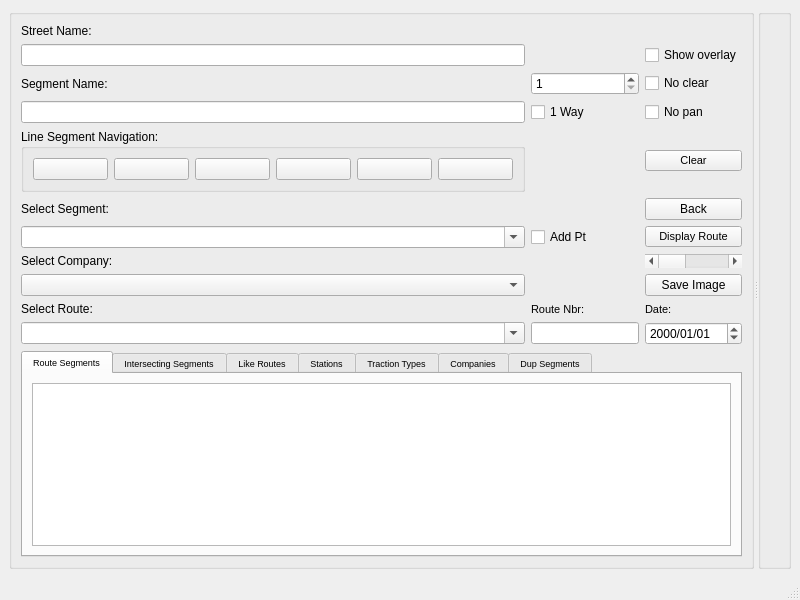
Qt form mapper_app/ui/mainwindow.ui (allenck/mapper) before a commit.
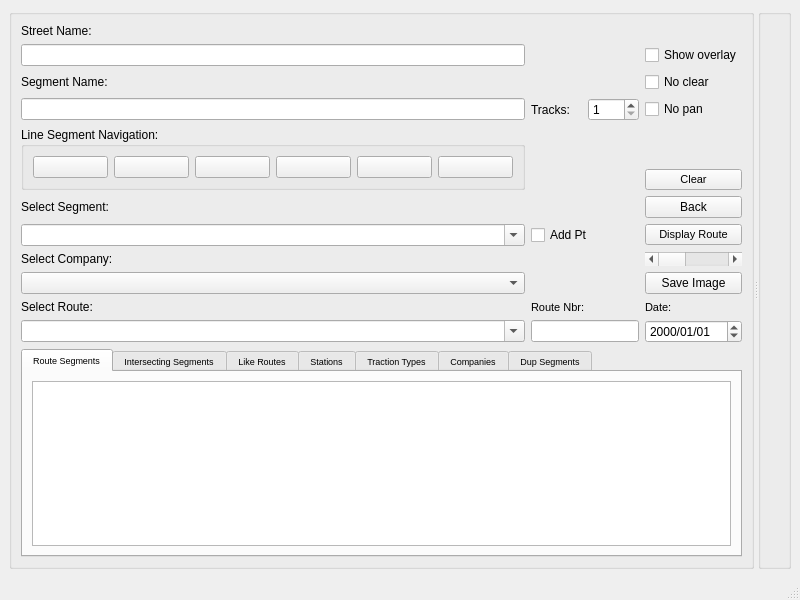
The same form after that commit. Icons and pictures are not drawn. Custom widgets are drawn as their Qt base class.

Patch:
```diff
--- a/mapper_app/ui/mainwindow.ui
+++ b/mapper_app/ui/mainwindow.ui
@@ -40,8 +40,6 @@
        <property name="title">
         <string/>
        </property>
-       <layout class="QVBoxLayout" name="verticalLayout_3">
-        <item>
          <layout class="QGridLayout" name="gridLayout">
           <item row="0" column="0">
            <widget class="QLabel" name="label_6">
@@ -57,6 +55,16 @@
             </property>
            </widget>
           </item>
+        <item row="1" column="3">
+         <widget class="QCheckBox" name="chkShowOverlay">
+          <property name="toolTip">
+           <string>&lt;html&gt;&lt;head/&gt;&lt;body&gt;&lt;p&gt;Show an overlay over the current map type display. &lt;/p&gt;&lt;/body&gt;&lt;/html&gt;</string>
+          </property>
+          <property name="text">
+           <string>Show overlay</string>
+          </property>
+         </widget>
+        </item>
           <item row="2" column="0">
            <widget class="QLabel" name="lblSegment">
             <property name="text">
@@ -64,14 +72,54 @@
             </property>
            </widget>
           </item>
+        <item row="2" column="3">
+         <widget class="QCheckBox" name="chkNoClear">
+          <property name="toolTip">
+           <string>&lt;html&gt;&lt;head/&gt;&lt;body&gt;&lt;p&gt;If checked, the map display will not be cleared of displayed routes when a new route is displayed with &amp;quot;Display Route&amp;quot;.&lt;/p&gt;&lt;/body&gt;&lt;/html&gt;</string>
+          </property>
+          <property name="text">
+           <string>No clear</string>
+          </property>
+         </widget>
+        </item>
+        <item row="3" column="0">
+         <widget class="QLineEdit" name="txtSegment">
+          <property name="toolTip">
+           <string>&lt;html&gt;&lt;head/&gt;&lt;body&gt;&lt;p&gt;Edit to change the current segment's description. Should be in the form: &amp;lt;street name&amp;gt;, &amp;lt;street 1&amp;gt; to &amp;lt;street 2&amp;gt;.&lt;/p&gt;&lt;/body&gt;&lt;/html&gt;</string>
+          </property>
+         </widget>
+        </item>
           <item row="3" column="1">
-           <widget class="QCheckBox" name="chkOneWay">
+         <widget class="QLabel" name="label_8">
             <property name="text">
-             <string>1 Way</string>
+           <string>Tracks:</string>
             </property>
            </widget>
           </item>
-          <item row="4" column="0">
+        <item row="3" column="2">
+         <widget class="QSpinBox" name="sbTracks">
+          <property name="toolTip">
+           <string>&lt;html&gt;&lt;head/&gt;&lt;body&gt;&lt;p&gt;Number of tracks 1 or 2&lt;/p&gt;&lt;/body&gt;&lt;/html&gt;</string>
+          </property>
+          <property name="minimum">
+           <number>1</number>
+          </property>
+          <property name="maximum">
+           <number>2</number>
+          </property>
+         </widget>
+        </item>
+        <item row="3" column="3">
+         <widget class="QCheckBox" name="chkNoPan">
+          <property name="toolTip">
+           <string>&lt;html&gt;&lt;head/&gt;&lt;body&gt;&lt;p&gt;If checked, map will not be panned or repositioned when a new route is displayed. &lt;/p&gt;&lt;/body&gt;&lt;/html&gt;</string>
+          </property>
+          <property name="text">
+           <string>No pan</string>
+          </property>
+         </widget>
+        </item>
+        <item row="4" column="0" rowspan="2">
            <widget class="QGroupBox" name="gbSegmentNavigation">
             <property name="toolTip">
              <string>Go to beginning.</string>
@@ -203,14 +251,46 @@
             </layout>
            </widget>
           </item>
-          <item row="5" column="0">
+        <item row="4" column="1">
+         <widget class="QLabel" name="lblPoint">
+          <property name="text">
+           <string/>
+          </property>
+         </widget>
+        </item>
+        <item row="5" column="3">
+         <widget class="QPushButton" name="btnClear">
+          <property name="font">
+           <font>
+            <pointsize>8</pointsize>
+           </font>
+          </property>
+          <property name="toolTip">
+           <string>&lt;html&gt;&lt;head/&gt;&lt;body&gt;&lt;p&gt;Clear all displayed routes from map display. &lt;/p&gt;&lt;/body&gt;&lt;/html&gt;</string>
+          </property>
+          <property name="text">
+           <string>Clear</string>
+          </property>
+         </widget>
+        </item>
+        <item row="6" column="0">
            <widget class="QLabel" name="label_4">
             <property name="text">
              <string>Select Segment:</string>
             </property>
            </widget>
           </item>
-          <item row="6" column="0">
+        <item row="6" column="3">
+         <widget class="QPushButton" name="btnBack">
+          <property name="toolTip">
+           <string>Back one page</string>
+          </property>
+          <property name="text">
+           <string>Back</string>
+          </property>
+         </widget>
+        </item>
+        <item row="7" column="0">
            <widget class="CComboBox" name="cbSegments">
             <property name="contextMenuPolicy">
              <enum>Qt::ActionsContextMenu</enum>
@@ -223,7 +303,73 @@
             </property>
            </widget>
           </item>
-          <item row="9" column="1">
+        <item row="7" column="1" colspan="2">
+         <widget class="QCheckBox" name="chkAddPt">
+          <property name="toolTip">
+           <string>Check to automatically turn on add point mode when selecting a segment from the combo box.</string>
+          </property>
+          <property name="text">
+           <string>Add Pt</string>
+          </property>
+         </widget>
+        </item>
+        <item row="7" column="3">
+         <widget class="QPushButton" name="btnDisplayRoute">
+          <property name="font">
+           <font>
+            <pointsize>8</pointsize>
+           </font>
+          </property>
+          <property name="toolTip">
+           <string>&lt;html&gt;&lt;head/&gt;&lt;body&gt;&lt;p&gt;Click to display the currently selected route on the map. &lt;/p&gt;&lt;/body&gt;&lt;/html&gt;</string>
+          </property>
+          <property name="text">
+           <string>Display Route</string>
+          </property>
+         </widget>
+        </item>
+        <item row="8" column="0">
+         <widget class="QLabel" name="label_2">
+          <property name="text">
+           <string>Select Company:</string>
+          </property>
+         </widget>
+        </item>
+        <item row="8" column="3">
+         <widget class="QScrollBar" name="sbRoute">
+          <property name="toolTip">
+           <string>&lt;html&gt;&lt;head/&gt;&lt;body&gt;&lt;p&gt;Scroll through available routes. &lt;/p&gt;&lt;/body&gt;&lt;/html&gt;</string>
+          </property>
+          <property name="orientation">
+           <enum>Qt::Horizontal</enum>
+          </property>
+         </widget>
+        </item>
+        <item row="9" column="0">
+         <widget class="QComboBox" name="cbCompany">
+          <property name="toolTip">
+           <string>&lt;html&gt;&lt;head/&gt;&lt;body&gt;&lt;p&gt;Select a company. Only that company's routes will be displayed. Select 'All companies' to display all routes regardless of which company.&lt;/p&gt;&lt;/body&gt;&lt;/html&gt;</string>
+          </property>
+         </widget>
+        </item>
+        <item row="9" column="3">
+         <widget class="QPushButton" name="saveImage">
+          <property name="toolTip">
+           <string>&lt;html&gt;&lt;head/&gt;&lt;body&gt;&lt;p&gt;Create a snapshot of the map display. Not available when map display uses a web browser. &lt;/p&gt;&lt;/body&gt;&lt;/html&gt;</string>
+          </property>
+          <property name="text">
+           <string>Save Image</string>
+          </property>
+         </widget>
+        </item>
+        <item row="10" column="0">
+         <widget class="QLabel" name="label_5">
+          <property name="text">
+           <string>Select Route:</string>
+          </property>
+         </widget>
+        </item>
+        <item row="10" column="1" colspan="2">
            <widget class="QLabel" name="label">
             <property name="font">
              <font>
@@ -235,17 +381,7 @@
             </property>
            </widget>
           </item>
-          <item row="10" column="1">
-           <widget class="QLineEdit" name="txtRouteNbr">
-            <property name="sizePolicy">
-             <sizepolicy hsizetype="Preferred" vsizetype="Fixed">
-              <horstretch>0</horstretch>
-              <verstretch>0</verstretch>
-             </sizepolicy>
-            </property>
-           </widget>
-          </item>
-          <item row="9" column="2">
+        <item row="10" column="3">
            <widget class="QLabel" name="label_3">
             <property name="font">
              <font>
@@ -257,7 +393,7 @@
             </property>
            </widget>
           </item>
-          <item row="10" column="0">
+        <item row="11" column="0">
            <widget class="CComboBox" name="cbRoute">
             <property name="minimumSize">
              <size>
@@ -273,7 +409,17 @@
             </property>
            </widget>
           </item>
-          <item row="10" column="2">
+        <item row="11" column="1" colspan="2">
+         <widget class="QLineEdit" name="txtRouteNbr">
+          <property name="sizePolicy">
+           <sizepolicy hsizetype="Preferred" vsizetype="Fixed">
+            <horstretch>0</horstretch>
+            <verstretch>0</verstretch>
+           </sizepolicy>
+          </property>
+         </widget>
+        </item>
+        <item row="11" column="3">
            <widget class="QDateEdit" name="dateEdit">
             <property name="time">
              <time>
@@ -287,157 +433,7 @@
             </property>
            </widget>
           </item>
-          <item row="6" column="2">
-           <widget class="QPushButton" name="btnDisplayRoute">
-            <property name="font">
-             <font>
-              <pointsize>8</pointsize>
-             </font>
-            </property>
-            <property name="toolTip">
-             <string>&lt;html&gt;&lt;head/&gt;&lt;body&gt;&lt;p&gt;Click to display the currently selected route on the map. &lt;/p&gt;&lt;/body&gt;&lt;/html&gt;</string>
-            </property>
-            <property name="text">
-             <string>Display Route</string>
-            </property>
-           </widget>
-          </item>
-          <item row="3" column="0">
-           <widget class="QLineEdit" name="txtSegment">
-            <property name="toolTip">
-             <string>&lt;html&gt;&lt;head/&gt;&lt;body&gt;&lt;p&gt;Edit to change the current segment's description. Should be in the form: &amp;lt;street name&amp;gt;, &amp;lt;street 1&amp;gt; to &amp;lt;street 2&amp;gt;.&lt;/p&gt;&lt;/body&gt;&lt;/html&gt;</string>
-            </property>
-           </widget>
-          </item>
-          <item row="3" column="2">
-           <widget class="QCheckBox" name="chkNoPan">
-            <property name="toolTip">
-             <string>&lt;html&gt;&lt;head/&gt;&lt;body&gt;&lt;p&gt;If checked, map will not be panned or repositioned when a new route is displayed. &lt;/p&gt;&lt;/body&gt;&lt;/html&gt;</string>
-            </property>
-            <property name="text">
-             <string>No pan</string>
-            </property>
-           </widget>
-          </item>
-          <item row="2" column="2">
-           <widget class="QCheckBox" name="chkNoClear">
-            <property name="toolTip">
-             <string>&lt;html&gt;&lt;head/&gt;&lt;body&gt;&lt;p&gt;If checked, the map display will not be cleared of displayed routes when a new route is displayed with &amp;quot;Display Route&amp;quot;.&lt;/p&gt;&lt;/body&gt;&lt;/html&gt;</string>
-            </property>
-            <property name="text">
-             <string>No clear</string>
-            </property>
-           </widget>
-          </item>
-          <item row="1" column="2">
-           <widget class="QCheckBox" name="chkShowOverlay">
-            <property name="toolTip">
-             <string>&lt;html&gt;&lt;head/&gt;&lt;body&gt;&lt;p&gt;Show an overlay over the current map type display. &lt;/p&gt;&lt;/body&gt;&lt;/html&gt;</string>
-            </property>
-            <property name="text">
-             <string>Show overlay</string>
-            </property>
-           </widget>
-          </item>
-          <item row="8" column="0">
-           <widget class="QComboBox" name="cbCompany">
-            <property name="toolTip">
-             <string>&lt;html&gt;&lt;head/&gt;&lt;body&gt;&lt;p&gt;Select a company. Only that company's routes will be displayed. Select 'All companies' to display all routes regardless of which company.&lt;/p&gt;&lt;/body&gt;&lt;/html&gt;</string>
-            </property>
-           </widget>
-          </item>
-          <item row="4" column="2">
-           <widget class="QPushButton" name="btnClear">
-            <property name="font">
-             <font>
-              <pointsize>8</pointsize>
-             </font>
-            </property>
-            <property name="toolTip">
-             <string>&lt;html&gt;&lt;head/&gt;&lt;body&gt;&lt;p&gt;Clear all displayed routes from map display. &lt;/p&gt;&lt;/body&gt;&lt;/html&gt;</string>
-            </property>
-            <property name="text">
-             <string>Clear</string>
-            </property>
-           </widget>
-          </item>
-          <item row="5" column="2">
-           <widget class="QPushButton" name="btnBack">
-            <property name="toolTip">
-             <string>Back one page</string>
-            </property>
-            <property name="text">
-             <string>Back</string>
-            </property>
-           </widget>
-          </item>
-          <item row="7" column="2">
-           <widget class="QScrollBar" name="sbRoute">
-            <property name="toolTip">
-             <string>&lt;html&gt;&lt;head/&gt;&lt;body&gt;&lt;p&gt;Scroll through available routes. &lt;/p&gt;&lt;/body&gt;&lt;/html&gt;</string>
-            </property>
-            <property name="orientation">
-             <enum>Qt::Horizontal</enum>
-            </property>
-           </widget>
-          </item>
-          <item row="7" column="0">
-           <widget class="QLabel" name="label_2">
-            <property name="text">
-             <string>Select Company:</string>
-            </property>
-           </widget>
-          </item>
-          <item row="9" column="0">
-           <widget class="QLabel" name="label_5">
-            <property name="text">
-             <string>Select Route:</string>
-            </property>
-           </widget>
-          </item>
-          <item row="4" column="1">
-           <widget class="QLabel" name="lblPoint">
-            <property name="text">
-             <string/>
-            </property>
-           </widget>
-          </item>
-          <item row="8" column="2">
-           <widget class="QPushButton" name="saveImage">
-            <property name="toolTip">
-             <string>&lt;html&gt;&lt;head/&gt;&lt;body&gt;&lt;p&gt;Create a snapshot of the map display. Not available when map display uses a web browser. &lt;/p&gt;&lt;/body&gt;&lt;/html&gt;</string>
-            </property>
-            <property name="text">
-             <string>Save Image</string>
-            </property>
-           </widget>
-          </item>
-          <item row="6" column="1">
-           <widget class="QCheckBox" name="chkAddPt">
-            <property name="toolTip">
-             <string>Check to automatically turn on add point mode when selecting a segment from the combo box.</string>
-            </property>
-            <property name="text">
-             <string>Add Pt</string>
-            </property>
-           </widget>
-          </item>
-          <item row="2" column="1">
-           <widget class="QSpinBox" name="sbTracks">
-            <property name="toolTip">
-             <string>&lt;html&gt;&lt;head/&gt;&lt;body&gt;&lt;p&gt;Number of tracks 1 or 2&lt;/p&gt;&lt;/body&gt;&lt;/html&gt;</string>
-            </property>
-            <property name="minimum">
-             <number>1</number>
-            </property>
-            <property name="maximum">
-             <number>2</number>
-            </property>
-           </widget>
-          </item>
-         </layout>
-        </item>
-        <item>
+        <item row="12" column="0" colspan="4">
          <widget class="QTabWidget" name="tabWidget">
           <property name="sizePolicy">
            <sizepolicy hsizetype="Expanding" vsizetype="Maximum">
```
Lines whose indentation alone changed are shown as unchanged.
